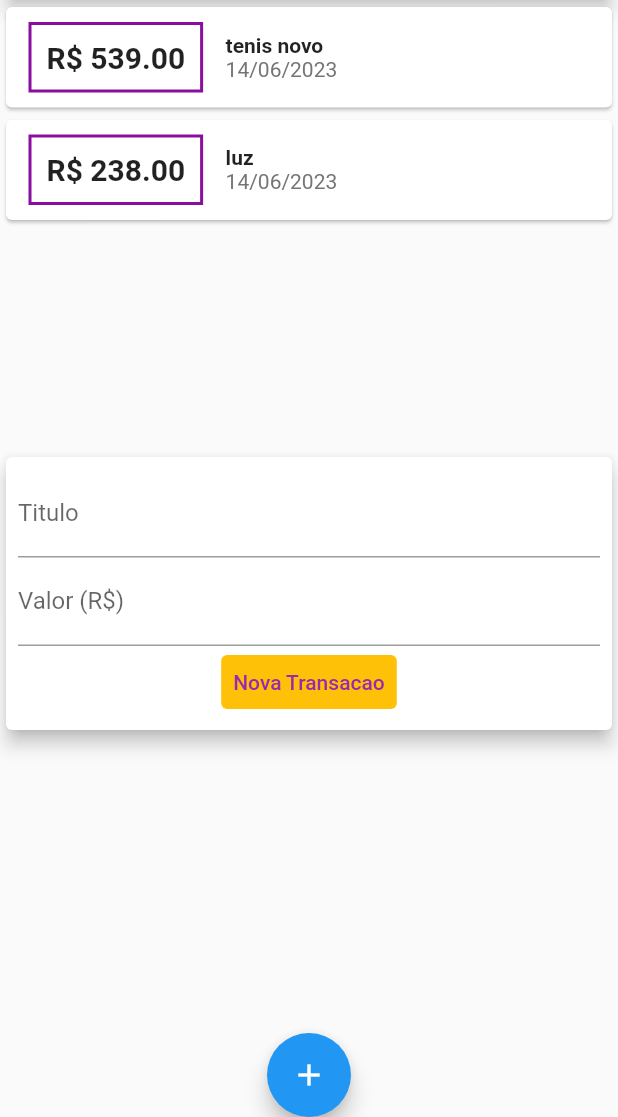
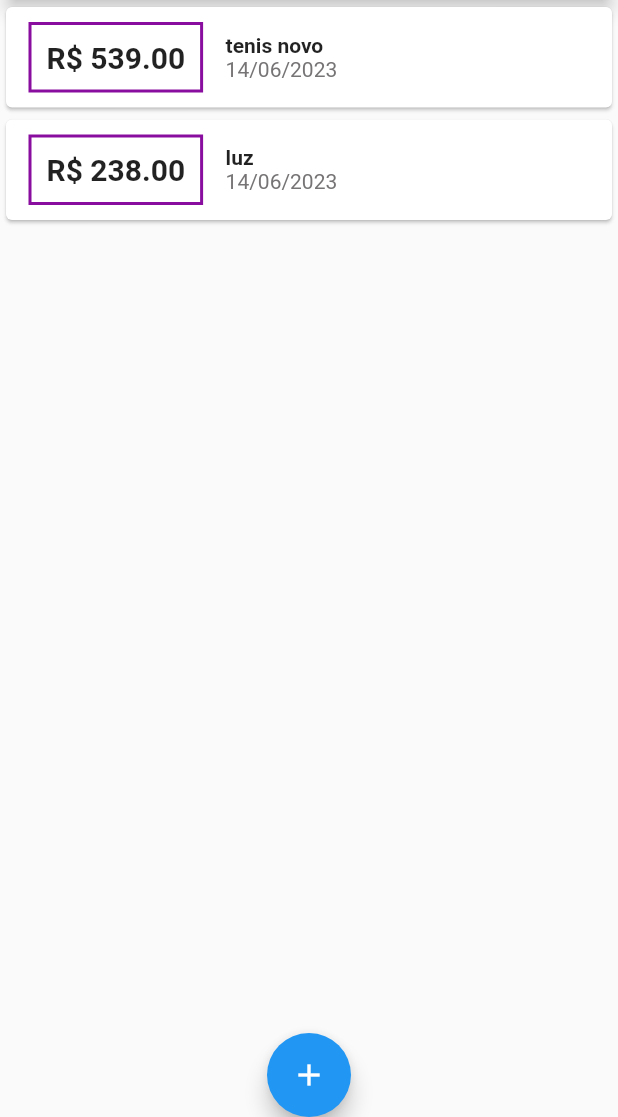
Before and after one commit to LuaDlc/expenses, a Flutter app: the screen it shows after launch, on a phone screen of 412 x 824 dp, the part 119-1236 px from its top. Run offline on Flutter 3.47's test engine with Material 2 defaults, Android fonts, the phone set to English and light mode, and no system bars.

Commit message:
fechando modal-usando Navigator

```diff
--- a/lib/components/transaction_form.dart
+++ b/lib/components/transaction_form.dart
@@ -1,10 +1,18 @@
 import 'package:flutter/material.dart';
 
-class TransactionForm extends StatelessWidget {
+class TransactionForm extends StatefulWidget {
+  final void Function(String, double) onSubmit;
+
+  const TransactionForm(this.onSubmit, {Key? key}) : super(key: key);
+
+  @override
+  State<TransactionForm> createState() => _TransactionFormState();
+}
+
+class _TransactionFormState extends State<TransactionForm> {
   final titleController = TextEditingController();
+
   final valueController = TextEditingController();
-
-  final void Function(String, double) onSubmit;
 
   _submitForm() {
     final title = titleController.text;
@@ -13,10 +21,9 @@ class TransactionForm extends StatelessWidget {
     if (title.isEmpty || value <= 0) {
       return;
     }
-    onSubmit(title, value);
+    widget.onSubmit(title, value);
   }
 
-  TransactionForm(this.onSubmit, {Key? key}) : super(key: key);
 //componente parao formulario de transacoes
   @override
   Widget build(BuildContext context) {
@@ -35,8 +42,8 @@ class TransactionForm extends StatelessWidget {
                 smartQuotesType:
                     SmartQuotesType.enabled, //permite apenas numerosf
                 //onsbmitted vai chamar a funcao pra adicionar os dados caso o usuario complete as info, direto no teclado
-                onSubmitted: (_) =>
-                    onSubmit, //(_)-> vazio pois onsubmit nao recebe parametro
+                onSubmitted: (_) => widget
+                    .onSubmit, //(_)-> vazio pois onsubmit nao recebe parametro
                 keyboardType:
                     const TextInputType.numberWithOptions(decimal: true),
                 controller: valueController,
--- a/lib/components/transaction_user.dart
+++ /dev/null
@@ -1,58 +0,0 @@
-import 'dart:math';
-
-import 'package:expenses/components/transaction_form.dart';
-import 'package:expenses/components/transactions_list.dart';
-import 'package:flutter/material.dart';
-
-import '../models/transactions.dart';
-
-//componente para a lista de transacoes do usuario
-class TransactionUser extends StatefulWidget {
-  const TransactionUser({super.key});
-
-  @override
-  State<TransactionUser> createState() => _TransactionUserState();
-}
-
-class _TransactionUserState extends State<TransactionUser> {
-  final _transactions = [
-    Transactions(
-      id: 't1',
-      title: 'tenis novo',
-      value: 539.00,
-      date: DateTime.now(),
-    ),
-    Transactions(
-      id: 't2',
-      title: 'luz',
-      value: 238.00,
-      date: DateTime.now(),
-    ),
-  ];
-
-  _addTransaction(String title, double value) {
-    final newTransaction = Transactions(
-      id: Random().nextDouble().toString(),
-      title:
-          title, //title: é o atributo e title é parametro da chamada da funcao _addTransaction
-      value: value,
-      date: DateTime.now(),
-    );
-
-    setState(() {
-      _transactions.add(newTransaction);
-    });
-  }
-
-  //dentro do setState vamos alterar a lista
-
-  @override
-  Widget build(BuildContext context) {
-    return Column(
-      children: <Widget>[
-        TransactionsList(_transactions),
-        TransactionForm(_addTransaction),
-      ],
-    );
-  }
-}
--- a/lib/main.dart
+++ b/lib/main.dart
@@ -1,6 +1,11 @@
-import 'package:expenses/components/transaction_user.dart';
+import 'dart:math';
+
+import 'package:expenses/components/transaction_form.dart';
 
 import 'package:flutter/material.dart';
+
+import 'components/transactions_list.dart';
+import 'models/transactions.dart';
 
 void main() => runApp(const Expenses());
 
@@ -13,8 +18,52 @@ class Expenses extends StatelessWidget {
   }
 }
 
-class MyHomePage extends StatelessWidget {
+class MyHomePage extends StatefulWidget {
   const MyHomePage({Key? key}) : super(key: key);
+
+  @override
+  State<MyHomePage> createState() => _MyHomePageState();
+}
+
+class _MyHomePageState extends State<MyHomePage> {
+  final _transactions = [
+    Transactions(
+      id: 't1',
+      title: 'tenis novo',
+      value: 539.00,
+      date: DateTime.now(),
+    ),
+    Transactions(
+      id: 't2',
+      title: 'luz',
+      value: 238.00,
+      date: DateTime.now(),
+    ),
+  ];
+
+  _addTransaction(String title, double value) {
+    final newTransaction = Transactions(
+      id: Random().nextDouble().toString(),
+      title:
+          title, //title: é o atributo e title é parametro da chamada da funcao _addTransaction
+      value: value,
+      date: DateTime.now(),
+    );
+
+    setState(() {
+      _transactions.add(newTransaction);
+    });
+
+    Navigator.of(context).pop();
+  }
+
+  _openTransactionFormModal(BuildContext context) {
+    showModalBottomSheet(
+        context: context,
+        builder: (_) {
+          return TransactionForm((_addTransaction));
+        });
+  }
 
   @override
   Widget build(BuildContext context) {
@@ -25,29 +74,29 @@ class MyHomePage extends StatelessWidget {
         actions: <Widget>[
           IconButton(
             icon: const Icon(Icons.add),
-            onPressed: () {},
+            onPressed: () => _openTransactionFormModal(context),
           )
         ],
       ),
-      body: const SingleChildScrollView(
+      body: SingleChildScrollView(
         child: Column(
           crossAxisAlignment: CrossAxisAlignment.stretch,
           children: <Widget>[
-            SizedBox(
+            const SizedBox(
               child: Card(
                 color: Colors.blue,
                 elevation: 5,
                 child: Text('Grafico'),
               ),
             ),
-            TransactionUser() //apenas um componente pra termos a lista e o form exibidos na tela
+            TransactionsList(_transactions),
           ],
         ),
       ),
       floatingActionButton: FloatingActionButton(
           child: const Icon(Icons.add),
-          onPressed:
-              () {}), //vai chamar o modal/form pra permitir add transacao
+          onPressed: () => _openTransactionFormModal(
+              context)), //vai chamar o modal/form pra permitir add transacao
       floatingActionButtonLocation:
           FloatingActionButtonLocation.centerDocked, //centralizad o botao +
     );
```
